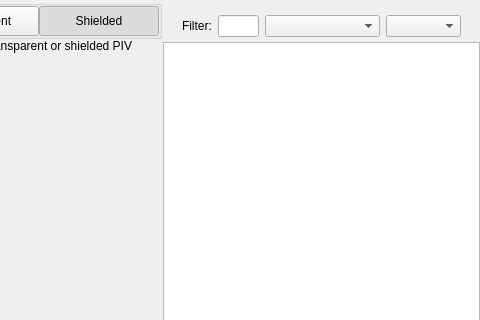
Old version of the form src/qt/pivx/forms/receivewidget.ui in the repository PIVX-Project/PIVX; both pictures show x 474 to 954 and y 0 to 320 of the 954 by 629 pixel window.
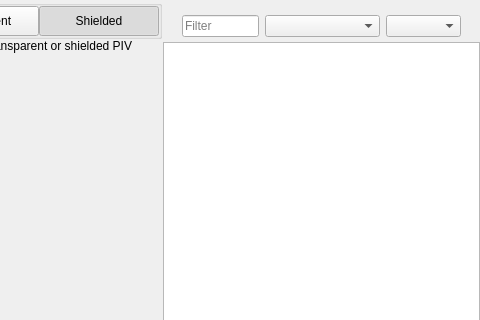
New version of the form. Custom widgets are drawn as their Qt base class.

Commit message: Add placeholder to search receive adress edit & make the edit box wider

Patch:
```diff
--- a/src/qt/pivx/forms/receivewidget.ui
+++ b/src/qt/pivx/forms/receivewidget.ui
@@ -510,13 +510,6 @@
            <property name="bottomMargin">
             <number>5</number>
            </property>
-           <item>
-            <widget class="QLabel" name="labelFilter">
-             <property name="text">
-              <string>Filter:</string>
-             </property>
-            </widget>
-           </item>
            <item>
             <widget class="QLineEdit" name="lineEditFilter">
              <property name="sizePolicy">
@@ -537,6 +530,9 @@
              <property name="acceptDrops">
               <bool>false</bool>
              </property>
+             <property name="placeholderText">
+              <string>Filter</string>
+             </property>
             </widget>
            </item>
            <item>
@@ -544,9 +540,12 @@
              <property name="orientation">
               <enum>Qt::Horizontal</enum>
              </property>
+             <property name="sizeType">
+              <enum>QSizePolicy::Preferred</enum>
+             </property>
              <property name="sizeHint" stdset="0">
               <size>
-               <width>40</width>
+               <width>20</width>
                <height>20</height>
               </size>
              </property>
```
Left out of the diff: 1 changed line with no effect on the pictures. The commit also changes 1 other file.
